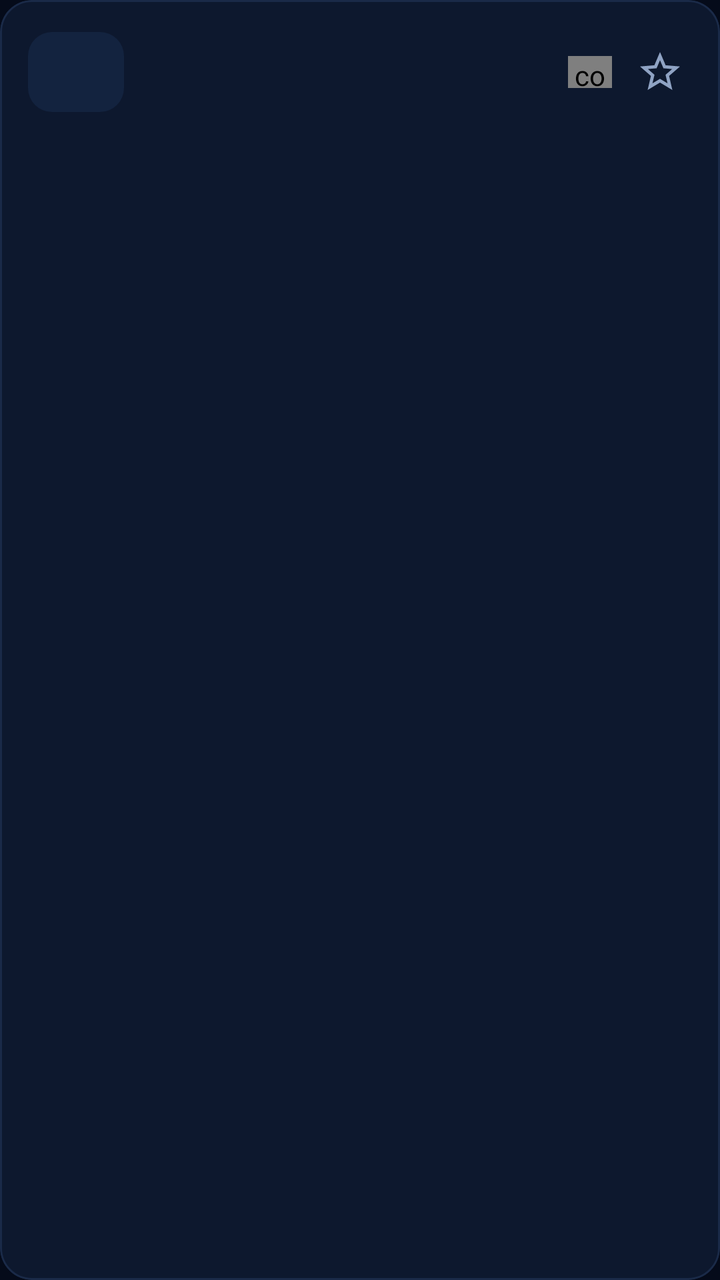
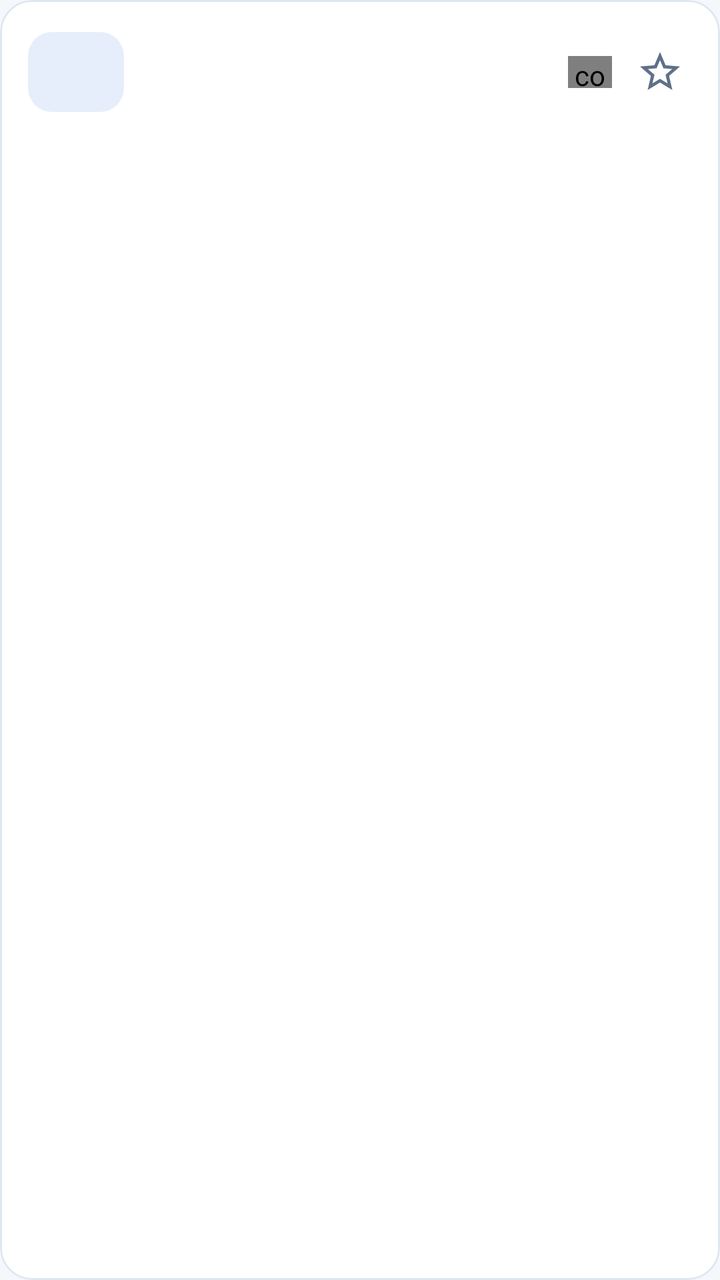

Two renders of the same Android screen: before a commit and after it. Below are the layout's source before the change and the commit's diff.
<!-- AndroidManifest.xml: application theme Theme.FastVPN -->
<!-- res/layout/item_country.xml -->
<?xml version="1.0" encoding="utf-8"?>
<com.google.android.material.card.MaterialCardView xmlns:android="http://schemas.android.com/apk/res/android"
    xmlns:app="http://schemas.android.com/apk/res-auto"
    android:id="@+id/root"
    android:layout_width="match_parent"
    android:layout_height="wrap_content"
    android:layout_marginHorizontal="16dp"
    android:layout_marginVertical="4dp"
    android:clickable="true"
    android:focusable="true"
    app:cardBackgroundColor="@color/cardBackground"
    app:cardCornerRadius="16dp"
    app:cardElevation="0dp"
    app:strokeColor="@color/divider"
    app:strokeWidth="1dp">
    <LinearLayout
        android:layout_width="match_parent"
        android:layout_height="wrap_content"
        android:gravity="center_vertical"
        android:minHeight="72dp"
        android:orientation="horizontal"
        android:paddingStart="14dp"
        android:paddingEnd="6dp"
        android:paddingVertical="10dp">
        <TextView
            android:id="@+id/textFlag"
            android:layout_width="48dp"
            android:layout_height="40dp"
            android:background="@drawable/bg_flag_tile"
            android:gravity="center"
            android:textSize="24sp" />
        <LinearLayout
            android:layout_width="0dp"
            android:layout_height="wrap_content"
            android:layout_weight="1"
            android:layout_marginStart="14dp"
            android:orientation="vertical">
            <TextView
                android:id="@+id/textCountryName"
                android:layout_width="wrap_content"
                android:layout_height="wrap_content"
                android:textColor="@color/white"
                android:textSize="17sp"
                android:textStyle="bold" />
            <TextView
                android:id="@+id/textServerCount"
                android:layout_width="wrap_content"
                android:layout_height="wrap_content"
                android:layout_marginTop="2dp"
                android:textColor="@color/gray"
                android:textSize="13sp" />
        </LinearLayout>
        <LinearLayout
            android:layout_width="wrap_content"
            android:layout_height="wrap_content"
            android:gravity="end"
            android:orientation="vertical">
            <TextView
                android:id="@+id/textConnected"
                android:layout_width="wrap_content"
                android:layout_height="wrap_content"
                android:layout_marginBottom="3dp"
                android:text="Connected"
                android:textColor="@color/statusOnline"
                android:textSize="12sp"
                android:visibility="gone" />
            <com.fastvpnn.app.ui.SignalBarsView
                android:id="@+id/signal"
                android:layout_width="22dp"
                android:layout_height="16dp" />
        </LinearLayout>
        <ImageButton
            android:id="@+id/buttonFavorite"
            android:layout_width="48dp"
            android:layout_height="48dp"
            android:background="?attr/selectableItemBackgroundBorderless"
            android:contentDescription="Favorite"
            android:src="@drawable/ic_star_border"
            app:tint="@color/gray" />
    </LinearLayout>
</com.google.android.material.card.MaterialCardView>
<!-- resources referenced by this layout -->
<resources>
  <color name="cardBackground">#0D182E</color>
  <color name="divider">#1A2A48</color>
  <color name="gray">#8FA3C4</color>
  <color name="statusOnline">#22E58B</color>
  <color name="white">#FFFFFF</color>
  <!-- drawable bg_flag_tile (drawable) -->
  <?xml version="1.0" encoding="utf-8"?>
  <shape xmlns:android="http://schemas.android.com/apk/res/android" android:shape="rectangle">
      <solid android:color="@color/iconCircle" />
      <corners android:radius="12dp" />
  </shape>
  <!-- drawable ic_star_border (drawable) -->
  <vector xmlns:android="http://schemas.android.com/apk/res/android"
      android:width="24dp" android:height="24dp" android:viewportWidth="24" android:viewportHeight="24">
      <path android:fillColor="#FFFFFF" android:pathData="M22,9.24l-7.19,-0.62L12,2 9.19,8.63 2,9.24l5.46,4.73L5.82,21 12,17.27 18.18,21l-1.63,-7.03L22,9.24zM12,15.4l-3.76,2.27 1,-4.28 -3.32,-2.88 4.38,-0.38L12,6.1l1.71,4.04 4.38,0.38 -3.32,2.88 1,4.28L12,15.4z"/>
  </vector>
  <style name="Theme.FastVPN" parent="Theme.MaterialComponents.NoActionBar">
          <item name="colorPrimary">@color/primary</item>
          <item name="colorPrimaryDark">@color/primaryDark</item>
          <item name="colorSecondary">@color/accent</item>
          <item name="colorAccent">@color/accent</item>
          <item name="colorSurface">@color/cardBackground</item>
          <item name="colorOnSurface">@color/black</item>
          <item name="android:windowBackground">@color/background</item>
          <item name="android:statusBarColor">@android:color/transparent</item>
          <item name="android:navigationBarColor">@color/background</item>
          <item name="android:windowLightStatusBar">false</item>
          <item name="android:fontFamily">sans-serif</item>
      </style>
  <color name="iconCircle">#13233F</color>
  <color name="primary">#2D8CFF</color>
  <color name="primaryDark">#0A2A66</color>
  <color name="accent">#22E58B</color>
  <color name="black">#F2F6FF</color>
  <color name="background">#050B1A</color>
</resources>

<!-- the commit's change to res/layout/item_country.xml (unified diff, before → after) -->
@@ -39,7 +39,7 @@
                 android:id="@+id/textCountryName"
                 android:layout_width="wrap_content"
                 android:layout_height="wrap_content"
-                android:textColor="@color/white"
+                android:textColor="@color/textPrimary"
                 android:textSize="17sp"
                 android:textStyle="bold" />
             <TextView
<!-- resource entries referenced after the edit -->
@@ -1,10 +1,10 @@
 <!-- resources referenced by this layout -->
 <resources>
-  <color name="cardBackground">#0D182E</color>
-  <color name="divider">#1A2A48</color>
-  <color name="gray">#8FA3C4</color>
-  <color name="statusOnline">#22E58B</color>
-  <color name="white">#FFFFFF</color>
+  <color name="cardBackground">#FFFFFF</color>
+  <color name="divider">#DFE7F2</color>
+  <color name="gray">#5F7089</color>
+  <color name="statusOnline">#12A35E</color>
+  <color name="textPrimary">#152033</color>
   <!-- drawable bg_flag_tile (drawable) -->
   <?xml version="1.0" encoding="utf-8"?>
   <shape xmlns:android="http://schemas.android.com/apk/res/android" android:shape="rectangle">
@@ -16,24 +16,24 @@
       android:width="24dp" android:height="24dp" android:viewportWidth="24" android:viewportHeight="24">
       <path android:fillColor="#FFFFFF" android:pathData="M22,9.24l-7.19,-0.62L12,2 9.19,8.63 2,9.24l5.46,4.73L5.82,21 12,17.27 18.18,21l-1.63,-7.03L22,9.24zM12,15.4l-3.76,2.27 1,-4.28 -3.32,-2.88 4.38,-0.38L12,6.1l1.71,4.04 4.38,0.38 -3.32,2.88 1,4.28L12,15.4z"/>
   </vector>
-  <style name="Theme.FastVPN" parent="Theme.MaterialComponents.NoActionBar">
+  <style name="Theme.FastVPN" parent="Theme.FastVPN.Base" />
+  <color name="iconCircle">#E6EEFB</color>
+  <style name="Theme.FastVPN.Base" parent="Theme.MaterialComponents.DayNight.NoActionBar">
           <item name="colorPrimary">@color/primary</item>
           <item name="colorPrimaryDark">@color/primaryDark</item>
           <item name="colorSecondary">@color/accent</item>
           <item name="colorAccent">@color/accent</item>
           <item name="colorSurface">@color/cardBackground</item>
-          <item name="colorOnSurface">@color/black</item>
+          <item name="colorOnSurface">@color/textPrimary</item>
           <item name="android:windowBackground">@color/background</item>
           <item name="android:statusBarColor">@android:color/transparent</item>
           <item name="android:navigationBarColor">@color/background</item>
-          <item name="android:windowLightStatusBar">false</item>
+          <item name="android:windowLightStatusBar">@bool/light_bars</item>
           <item name="android:fontFamily">sans-serif</item>
       </style>
-  <color name="iconCircle">#13233F</color>
-  <color name="primary">#2D8CFF</color>
-  <color name="primaryDark">#0A2A66</color>
-  <color name="accent">#22E58B</color>
-  <color name="black">#F2F6FF</color>
-  <color name="background">#050B1A</color>
+  <color name="primary">#1769E0</color>
+  <color name="primaryDark">#0B3D91</color>
+  <color name="accent">#12A35E</color>
+  <color name="background">#F4F7FB</color>
 </resources>
 
